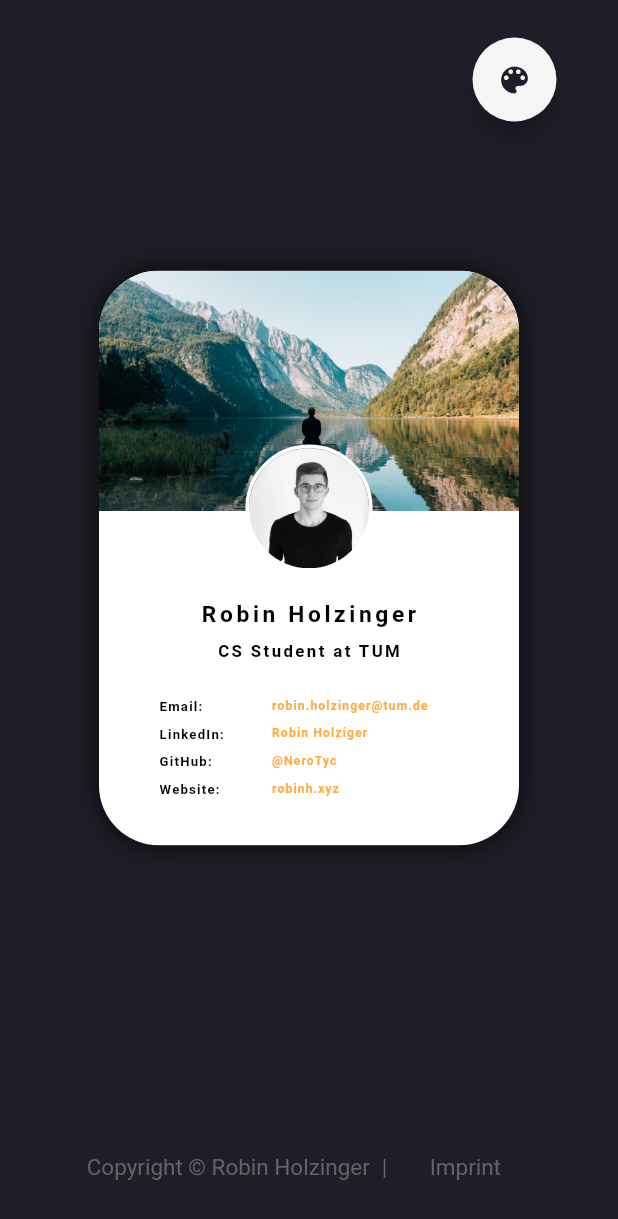
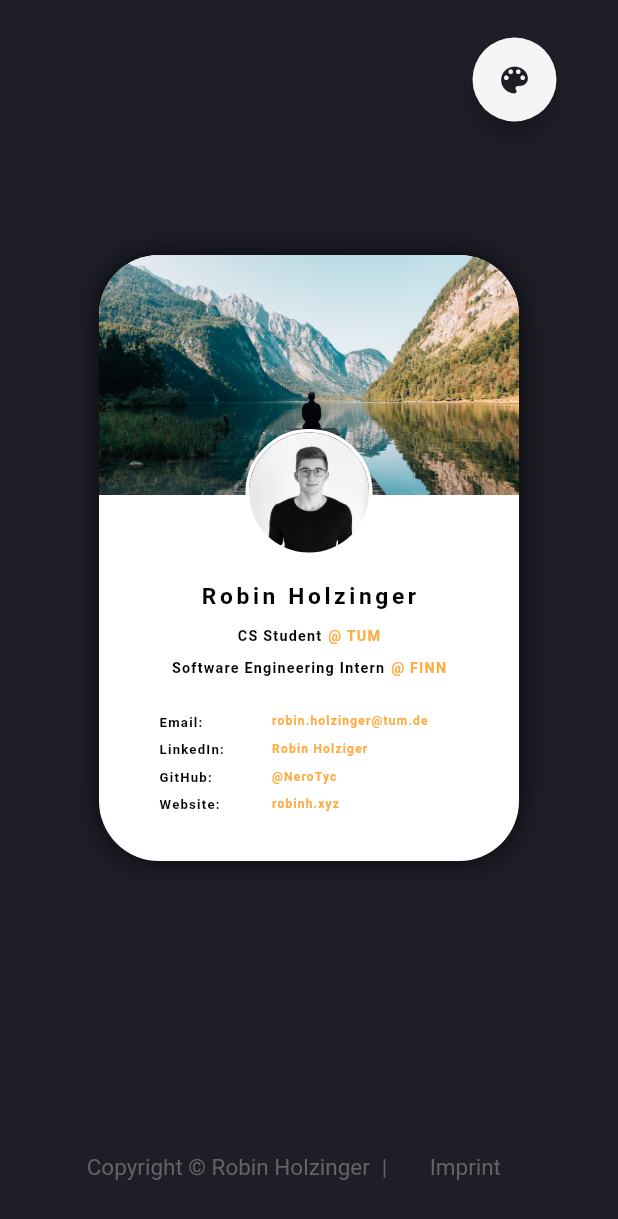
Before and after one commit to robinholzi/robinh_card_flutter, a Flutter app: the screen it shows after launch, on a phone screen of 412 x 824 dp. Shown: the top 1219 px of the screen. Run offline on Flutter 3.47's test engine with Material 2 defaults, Android fonts, the phone set to English and light mode, and no system bars; our stand-ins replace flutter_html; missing offline and left inert: dart:html; Roboto replaces fonts that are missing (Helvetica).

Commit message:
SEO & content updates

```diff
--- a/lib/main.dart
+++ b/lib/main.dart
@@ -224,7 +224,7 @@ class CardItem extends StatelessWidget {
                                     child: Image.asset('assets/profile_picture.jpg')),
                               ),
                             ),
-                            SizedBox(height: 24),
+                            SizedBox(height: 22),
                             Text("Robin Holzinger",
                                 style: TextStyle(
                                     color: darkTheme ? Colors.white : Colors.black,
@@ -232,15 +232,18 @@ class CardItem extends StatelessWidget {
                                     letterSpacing: 3,
                                     fontWeight: darkTheme ? FontWeight.bold : FontWeight.bold,
                                     fontFamily: 'Helvetica')),
+                            SizedBox(height: 16),
+                            PositionWidget(
+                              title: "CS Student",
+                              linkText: "TUM",
+                              href: "https://www.tum.de/",
+                            ),
                             SizedBox(height: 12),
-                            Text("CS Student at TUM",
-                                style: TextStyle(
-                                    color: darkTheme ? Colors.white : Colors.black,
-                                    fontSize: 14,
-                                    letterSpacing: 2,
-                                    fontWeight: darkTheme ? FontWeight.normal : FontWeight.bold,
-                                    fontFamily:
-                                    'Helvetica')), // Source Code Pro
+                            PositionWidget(
+                              title: "Software Engineering Intern",
+                              linkText: "FINN",
+                              href: "https://www.finn.auto/",
+                            ),
                             SizedBox(height: 22),
                             Table(
                               columnWidths: {
@@ -277,6 +280,54 @@ class CardItem extends StatelessWidget {
     return (height < 700) ? card : Expanded(child: card,);
   }
 }
+
+class PositionWidget extends StatelessWidget {
+  PositionWidget({
+    Key? key,
+    this.title = "",
+    this.linkText = "",
+    this.href = "/",
+  }) : super(key: key) {
+    titleStyle = TextStyle(
+        color: darkTheme ? Colors.white : Colors.black,
+        fontSize: 12,
+        letterSpacing: 1,
+        fontWeight: darkTheme ? FontWeight.normal : FontWeight.bold,
+        fontFamily: 'Helvetica'
+    );
+    linkStyle = titleStyle.copyWith(color: Colors.orangeAccent, );
+  }
+
+  late final TextStyle titleStyle, linkStyle;
+  final String? title;
+  final String? linkText;
+  final String? href;
+
+  @override
+  Widget build(BuildContext context) {
+    return Row(
+      mainAxisAlignment: MainAxisAlignment.center,
+      children: [
+        Text(title ?? "", style: titleStyle),
+        SizedBox(width: 5,),
+        RawMaterialButton(
+          constraints: BoxConstraints(minWidth: 0, minHeight: 0),
+          padding: EdgeInsets.all(0),
+          elevation: 0,
+          materialTapTargetSize: MaterialTapTargetSize.shrinkWrap,
+          splashColor: Colors.transparent,
+          highlightColor: Colors.transparent,
+          hoverColor: Color.fromARGB(0, 0, 0, 0),
+          onPressed: () {
+            htmlOpenLink(href ?? "/");
+          },
+          child: Text(linkText!=null ? ("@ $linkText") : "", style: linkStyle),
+        )
+      ],
+    );
+  }
+}
+
 
 class LinkItem {
   static TableRow makeRow(String title, String linkText, {bool at = false, String url = ''}) {
--- a/pubspec.yaml
+++ b/pubspec.yaml
@@ -1,5 +1,5 @@
 name: robinh_card
-description: A new Flutter project.
+description: CS Student @ TUM (best-in-tum), Intern Backend Software Engineer @ FINN
 
 # The following line prevents the package from being accidentally published to
 # pub.dev using `pub publish`. This is preferred for private packages.
@@ -18,7 +18,7 @@ publish_to: 'none' # Remove this line if you wish to publish to pub.dev
 version: 1.0.0+1
 
 environment:
-  sdk: ">=2.7.0 <3.0.0"
+  sdk: ">=2.12.0 <3.0.0"
 
 dependencies:
   flutter:
@@ -29,7 +29,7 @@ dependencies:
   # Use with the CupertinoIcons class for iOS style icons.
   cupertino_icons: ^1.0.0
 
-  flutter_html: ^1.0.0
+  flutter_html: ^2.2.1
 
 dev_dependencies:
   flutter_test:
```
Also changed, not shown: pubspec.lock, 2 other files.
